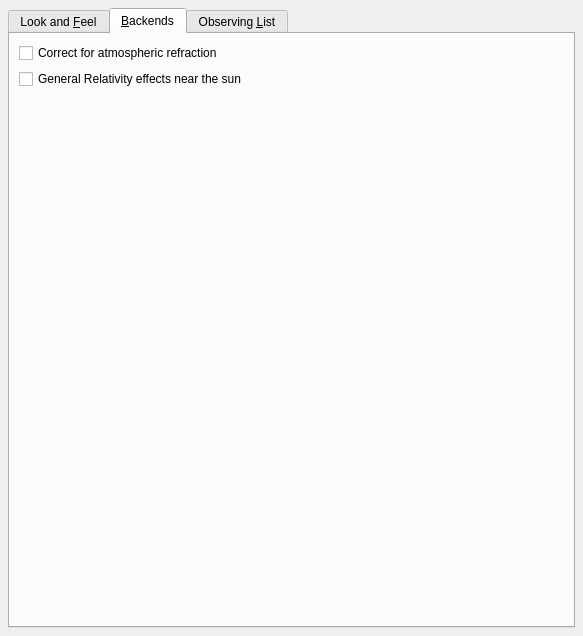
Old version of the form kstars/options/opsadvanced.ui in the repository KDE/kstars.
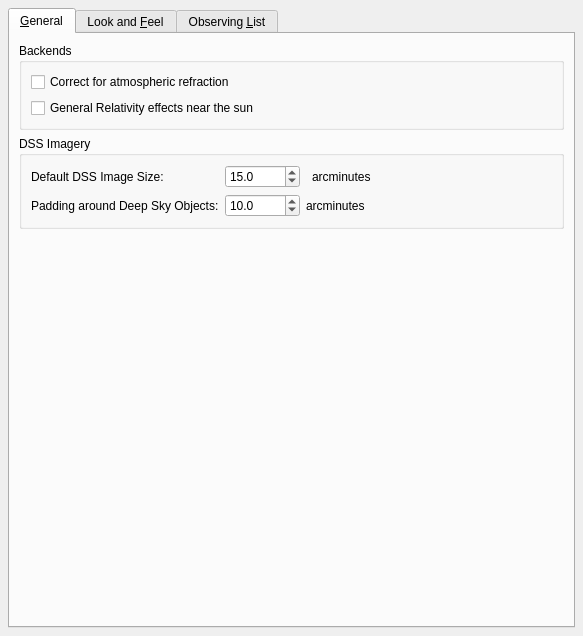
New version of the form. The open tabs and pages were chosen to show the change. Custom widgets are drawn as their Qt base class.

Commit message:
1. Rename the 'Backends' tab under 'Advanced' options to 'General' and    add a "DSS Imagery" group in it.
2. DSS Image default size / padding is now configurable.

Diff of the .ui file:
```diff
--- a/kstars/options/opsadvanced.ui
+++ b/kstars/options/opsadvanced.ui
@@ -22,6 +22,157 @@
      <property name="currentIndex">
       <number>2</number>
      </property>
+     <widget class="QWidget" name="tab">
+      <attribute name="title">
+       <string>&amp;General</string>
+      </attribute>
+      <layout class="QVBoxLayout" name="verticalLayout">
+       <item>
+        <widget class="QGroupBox" name="BackendsGroupBox">
+         <property name="title">
+          <string>Backends</string>
+         </property>
+         <layout class="QVBoxLayout" name="verticalLayout_4">
+          <item>
+           <widget class="QCheckBox" name="kcfg_UseRefraction">
+            <property name="toolTip">
+             <string>Correct coordinates of objects for the effects of the atmosphere</string>
+            </property>
+            <property name="whatsThis">
+             <string>The atmosphere bends light passing through it, like a lens.  If this item is checked, this &quot;atmospheric refraction&quot; will be simulated in the sky map.  Note that this correction is only applied when using the Horizontal coordinate system.</string>
+            </property>
+            <property name="text">
+             <string>Correct for atmospheric refraction</string>
+            </property>
+           </widget>
+          </item>
+          <item>
+           <widget class="QCheckBox" name="kcfg_UseRelativistic">
+            <property name="toolTip">
+             <string>Correct for the effect of sun's gravity on star positions, as predicted by General Relativity, and verified by Eddington's experiment.</string>
+            </property>
+            <property name="text">
+             <string>General Relativity effects near the sun</string>
+            </property>
+           </widget>
+          </item>
+         </layout>
+        </widget>
+       </item>
+       <item>
+        <widget class="QGroupBox" name="ImageryGroupBox">
+         <property name="title">
+          <string>DSS Imagery</string>
+         </property>
+         <layout class="QGridLayout" name="gridLayout">
+          <item row="0" column="0">
+           <widget class="QLabel" name="label">
+            <property name="text">
+             <string>Default DSS Image Size: </string>
+            </property>
+           </widget>
+          </item>
+          <item row="0" column="1">
+           <widget class="QDoubleSpinBox" name="kcfg_DefaultDSSImageSize">
+            <property name="sizePolicy">
+             <sizepolicy hsizetype="Minimum" vsizetype="Fixed">
+              <horstretch>0</horstretch>
+              <verstretch>0</verstretch>
+             </sizepolicy>
+            </property>
+            <property name="minimumSize">
+             <size>
+              <width>75</width>
+              <height>0</height>
+             </size>
+            </property>
+            <property name="decimals">
+             <number>1</number>
+            </property>
+            <property name="minimum">
+             <double>1.000000000000000</double>
+            </property>
+            <property name="maximum">
+             <double>75.000000000000000</double>
+            </property>
+            <property name="value">
+             <double>15.000000000000000</double>
+            </property>
+           </widget>
+          </item>
+          <item row="0" column="3">
+           <widget class="QLabel" name="DefaultDSSImageSizeUnitLabel">
+            <property name="sizePolicy">
+             <sizepolicy hsizetype="Expanding" vsizetype="Preferred">
+              <horstretch>0</horstretch>
+              <verstretch>0</verstretch>
+             </sizepolicy>
+            </property>
+            <property name="text">
+             <string>arcminutes</string>
+            </property>
+           </widget>
+          </item>
+          <item row="1" column="0">
+           <widget class="QLabel" name="label_3">
+            <property name="text">
+             <string>Padding around Deep Sky Objects:</string>
+            </property>
+           </widget>
+          </item>
+          <item row="1" column="1">
+           <widget class="QDoubleSpinBox" name="kcfg_DSSPadding">
+            <property name="minimumSize">
+             <size>
+              <width>75</width>
+              <height>0</height>
+             </size>
+            </property>
+            <property name="decimals">
+             <number>1</number>
+            </property>
+            <property name="minimum">
+             <double>1.000000000000000</double>
+            </property>
+            <property name="maximum">
+             <double>75.000000000000000</double>
+            </property>
+            <property name="value">
+             <double>10.000000000000000</double>
+            </property>
+           </widget>
+          </item>
+          <item row="1" column="2" colspan="2">
+           <widget class="QLabel" name="DSSPaddingUnitLabel">
+            <property name="sizePolicy">
+             <sizepolicy hsizetype="Expanding" vsizetype="Preferred">
+              <horstretch>0</horstretch>
+              <verstretch>0</verstretch>
+             </sizepolicy>
+            </property>
+            <property name="text">
+             <string>arcminutes</string>
+            </property>
+           </widget>
+          </item>
+         </layout>
+        </widget>
+       </item>
+       <item>
+        <spacer name="GeneralTabSpacer">
+         <property name="orientation">
+          <enum>Qt::Vertical</enum>
+         </property>
+         <property name="sizeHint" stdset="0">
+          <size>
+           <width>20</width>
+           <height>40</height>
+          </size>
+         </property>
+        </spacer>
+       </item>
+      </layout>
+     </widget>
      <widget class="QWidget" name="tab_3">
       <attribute name="title">
        <string>Look and &amp;Feel</string>
@@ -345,52 +496,6 @@
           <size>
            <width>20</width>
            <height>211</height>
-          </size>
-         </property>
-        </spacer>
-       </item>
-      </layout>
-      <zorder>textLabelHideTimeStep</zorder>
-      <zorder>verticalLayoutWidget_3</zorder>
-      <zorder>verticalLayoutWidget_2</zorder>
-     </widget>
-     <widget class="QWidget" name="tab">
-      <attribute name="title">
-       <string>&amp;Backends</string>
-      </attribute>
-      <layout class="QVBoxLayout" name="verticalLayout">
-       <item>
-        <widget class="QCheckBox" name="kcfg_UseRefraction">
-         <property name="toolTip">
-          <string>Correct coordinates of objects for the effects of the atmosphere</string>
-         </property>
-         <property name="whatsThis">
-          <string>The atmosphere bends light passing through it, like a lens.  If this item is checked, this &quot;atmospheric refraction&quot; will be simulated in the sky map.  Note that this correction is only applied when using the Horizontal coordinate system.</string>
-         </property>
-         <property name="text">
-          <string>Correct for atmospheric refraction</string>
-         </property>
-        </widget>
-       </item>
-       <item>
-        <widget class="QCheckBox" name="kcfg_UseRelativistic">
-         <property name="toolTip">
-          <string>Correct for the effect of sun's gravity on star positions, as predicted by General Relativity, and verified by Eddington's experiment.</string>
-         </property>
-         <property name="text">
-          <string>General Relativity effects near the sun</string>
-         </property>
-        </widget>
-       </item>
-       <item>
-        <spacer name="verticalSpacer_3">
-         <property name="orientation">
-          <enum>Qt::Vertical</enum>
-         </property>
-         <property name="sizeHint" stdset="0">
-          <size>
-           <width>20</width>
-           <height>537</height>
           </size>
          </property>
         </spacer>
```
Left out of the diff: 2 changed lines with no effect on the pictures. The commit also changes 3 other files.
